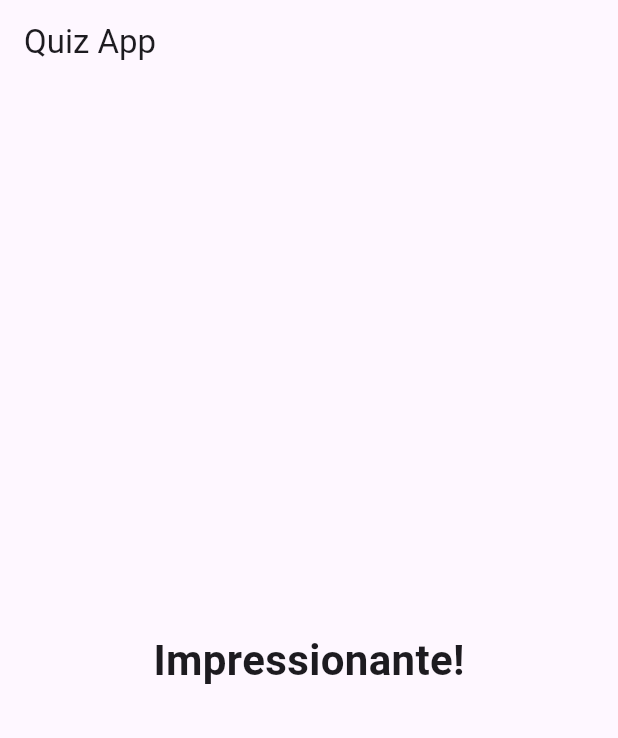
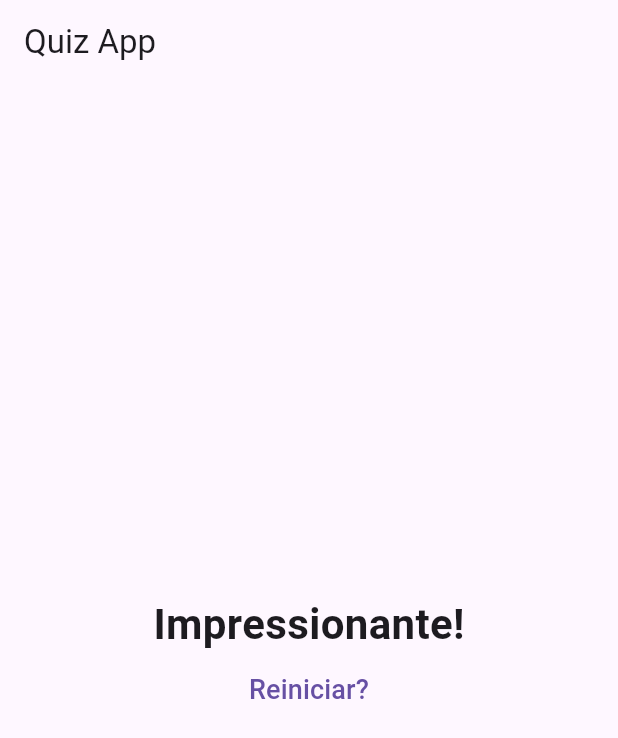
Before and after one commit to Jhon-Henkel/flutter_course_quiz_app, a Flutter app: the screen it shows after launch, after a tap on "Preto", after a tap on "Cobra", after a tap on "Leo", on a phone screen of 412 x 824 dp. Shown: the top 738 px of the screen. Run offline on Flutter 3.47's test engine with Material 3 defaults, Android fonts, the phone set to English and light mode, and no system bars.

```diff
--- a/lib/main.dart
+++ b/lib/main.dart
@@ -48,6 +48,13 @@ class _QuizAppState extends State<QuizApp> {
     });
   }
 
+  void _restartQuiz() {
+    setState(() {
+      _questionSelected = 0;
+      _totalScore = 0;
+    });
+  }
+
   bool get hasSelectedQuestion {
     return _questionSelected < _questions.length;
   }
@@ -62,7 +69,7 @@ class _QuizAppState extends State<QuizApp> {
         ),
         body: hasSelectedQuestion
           ? Quiz(questions: _questions, questionSelected: _questionSelected, response: _response)
-          : Result(_totalScore)
+          : Result(_totalScore, _restartQuiz)
       )
     );
   }
--- a/lib/result.dart
+++ b/lib/result.dart
@@ -1,8 +1,9 @@
 import 'package:flutter/material.dart';
 
 class Result extends StatelessWidget {
+  const Result(this.totalScore, this.restartQuiz, {super.key});
   final int totalScore;
-  const Result(this.totalScore, {super.key});
+  final Function() restartQuiz;
 
   String get resultPhrase {
     if (totalScore < 8) {
@@ -18,7 +19,10 @@ class Result extends StatelessWidget {
 
   @override
   Widget build(BuildContext context) {
-    return Center(
+    return Column(
+      mainAxisAlignment: MainAxisAlignment.center,
+      children: <Widget>[
+        Center(
           child: Text(
             resultPhrase,
             style: const TextStyle(
@@ -26,6 +30,17 @@ class Result extends StatelessWidget {
               fontWeight: FontWeight.bold
             ),
           ),
+        ),
+        TextButton(
+          onPressed: restartQuiz,
+          child: const Text(
+            'Reiniciar?',
+            style: TextStyle(
+              fontSize: 18,
+            )
+          )
+        )
+      ],
     );
   }
 }
```
Lines whose indentation alone changed are shown as unchanged.
